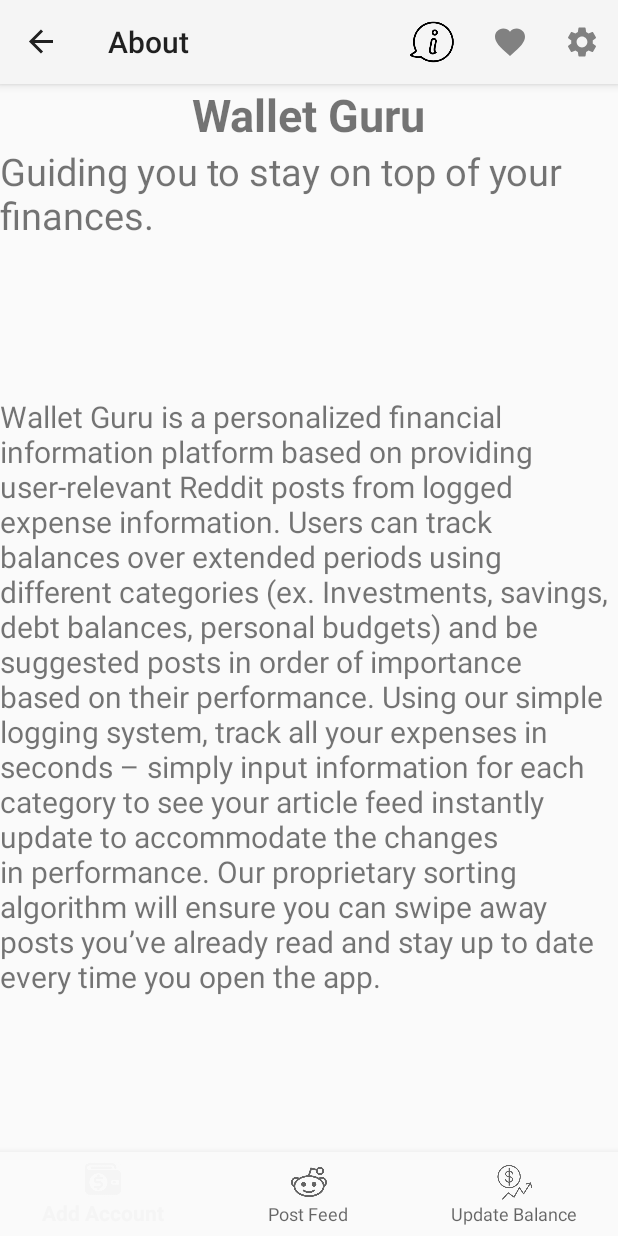
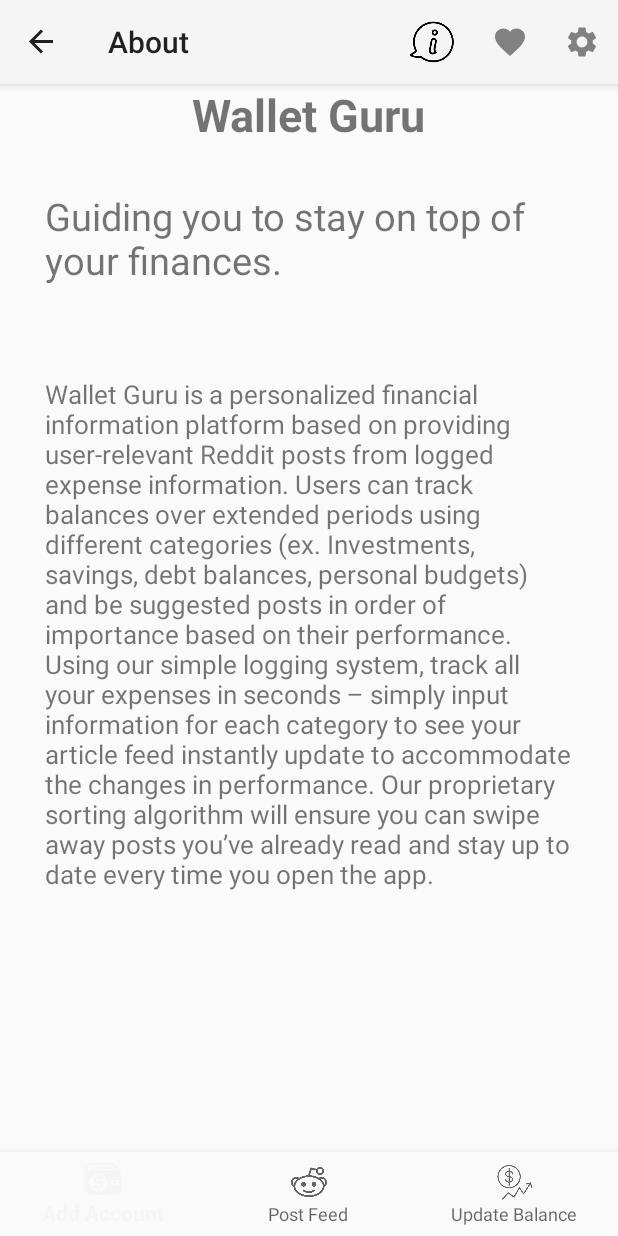
Before and after one commit to pelusodan/WalletGuru, an Android app: the screen it shows after launch (MainActivity), after a tap on "About", on a phone screen of 412 x 824 dp. Run offline under Robolectric (Android 15) with nearby library versions, the light colour scheme and no system bars; our stand-ins replace Room's generated code, navigation-ui; libraries missing offline, so code that uses them is left out: com.kirkbushman.araw.

Commit message:
style changes, different location color, remove dummy data

```diff
--- a/app/src/main/java/com/peluso/walletguru/MainApplication.kt
+++ b/app/src/main/java/com/peluso/walletguru/MainApplication.kt
@@ -23,70 +23,6 @@
             .fallbackToDestructiveMigration()
             .build()
         super.onCreate()
-        // for testing, we add some account balance updates
-        testAddAccount()
-    }
-
-    private fun testAddAccount() {
-        thread {
-            db.accountsDao().updateBalance(
-                AccountDto(
-                    accountBalance = 3f,
-                    accountName = "investment",
-                    percentChange = 0f,
-                    date = System.currentTimeMillis()
-                ),
-                AccountDto(
-                    accountBalance = 4f,
-                    accountName = "investment",
-                    // percent change equation
-                    percentChange = 100f * ((103f - 100f) / 100f),
-                    date = System.currentTimeMillis() + 2000L
-                ),
-                AccountDto(
-                    accountBalance = 1f,
-                    accountName = "crypto",
-                    // percent change equation
-                    percentChange = 1f,
-                    date = System.currentTimeMillis()
-                ),
-                AccountDto(
-                    accountBalance = 2f,
-                    accountName = "crypto",
-                    // percent change equation
-                    percentChange = 1f,
-                    date = System.currentTimeMillis() + 1000L
-                ),
-                AccountDto(
-                    accountBalance = 5f,
-                    accountName = "mortgage",
-                    // percent change equation
-                    percentChange = 19f,
-                    date = System.currentTimeMillis() + 1000L
-                ),
-                AccountDto(
-                    accountBalance = 30f,
-                    accountName = "saving",
-                    // percent change equation
-                    percentChange = 10f,
-                    date = System.currentTimeMillis() + 1000L
-                ),
-                AccountDto(
-                    accountBalance = 30f,
-                    accountName = "crypto",
-                    // percent change equation
-                    percentChange = 99f,
-                    date = System.currentTimeMillis() + 8000L
-                ),
-                AccountDto(
-                    accountBalance = 4000f,
-                    accountName = "real_estate",
-                    // percent change equation
-                    percentChange = 0f,
-                    date = System.currentTimeMillis() + 8000L
-                )
-            )
-        }
     }
 
     fun getDb(): LocalDatabase = db
--- a/app/src/main/java/com/peluso/walletguru/database/LocalDatabase.kt
+++ b/app/src/main/java/com/peluso/walletguru/database/LocalDatabase.kt
@@ -5,7 +5,7 @@
 import com.peluso.walletguru.model.AccountDto
 import com.peluso.walletguru.model.SubmissionCell
 
-@Database(entities = [AccountDto::class, SubmissionCell::class], version = 2)
+@Database(entities = [AccountDto::class, SubmissionCell::class], version = 3)
 abstract class LocalDatabase : RoomDatabase() {
     abstract fun accountsDao(): AccountsDao
     abstract fun favoritesDao(): FavoritesDao
--- a/app/src/main/java/com/peluso/walletguru/model/SubmissionCell.kt
+++ b/app/src/main/java/com/peluso/walletguru/model/SubmissionCell.kt
@@ -17,7 +17,8 @@
     @ColumnInfo(name = "date") val date: String,
     @ColumnInfo(name = "author") val author: String,
     @ColumnInfo(name = "isFavorited") val isFavorited: Boolean,
-    @ColumnInfo(name = "url") val url: String?
+    @ColumnInfo(name = "url") val url: String?,
+    @ColumnInfo(name = "isLocationBased") val isLocationBased: Boolean
 ) {
 
     companion object {
@@ -35,7 +36,8 @@
                 this.createdDate.toString(),
                 author,
                 favorites.map { it.title }.contains(title),
-                url
+                url,
+                subreddit in CountryType.allSubreddits
             )
         }
     }
--- a/app/src/main/java/com/peluso/walletguru/ui/HomeFragment.kt
+++ b/app/src/main/java/com/peluso/walletguru/ui/HomeFragment.kt
@@ -2,6 +2,7 @@
 
 import android.app.AlertDialog
 import android.content.Context.MODE_PRIVATE
+import android.graphics.Color
 import android.os.Bundle
 import android.view.LayoutInflater
 import android.view.View
@@ -11,7 +12,9 @@
 import android.webkit.WebView
 import android.widget.ProgressBar
 import android.widget.TextView
+import android.widget.Toast
 import android.widget.ToggleButton
+import androidx.constraintlayout.widget.ConstraintLayout
 import androidx.fragment.app.Fragment
 import androidx.lifecycle.Observer
 import androidx.lifecycle.ViewModelProvider
@@ -51,7 +54,11 @@
         mainButton = root.findViewById(R.id.main_button)
         mainButton.setOnClickListener {
             viewModel.initRedditHelper(requireContext()) {
-                return@initRedditHelper CountryType.fromString(requireActivity().getPreferences(MODE_PRIVATE).getString(LOCATION_PREF_KEY, null))
+                return@initRedditHelper CountryType.fromString(
+                    requireActivity().getPreferences(
+                        MODE_PRIVATE
+                    ).getString(LOCATION_PREF_KEY, null)
+                )
 
             }
         }
@@ -99,7 +106,8 @@
                         { launchDetailView(it) },
                         { cell, shouldAdd ->
                             viewModel.addToFavorites(cell, shouldAdd)
-                                })
+                        }
+                    )
                         .also {
                             it.notifyDataSetChanged()
                             state?.let { mainRecyclerView.layoutManager?.onRestoreInstanceState(it) }
@@ -107,7 +115,11 @@
             } ?: kotlin.run {
                 // this is sort of like an `else` for the null check that happens above
                 // in this case we will show an empty screen while we load
-                mainRecyclerView.adapter = SubmissionsRecyclerViewAdapter(listOf(), {}, { _, _ -> })
+                mainRecyclerView.adapter =
+                    SubmissionsRecyclerViewAdapter(listOf(), {}, { _, _ -> })
+            }
+            viewState.hasNoAccounts?.let {
+                Toast.makeText(requireContext(), it, Toast.LENGTH_LONG).show()
             }
         }
     }
@@ -124,6 +136,7 @@
         val favorite = view.findViewById<ToggleButton>(R.id.favorite_button)
         val urlView = view.findViewById<View>(R.id.detail_webview_layout)
         val webView = view.findViewById<WebView>(R.id.detail_webview)
+        val background = view.findViewById<ConstraintLayout>(R.id.relativeLayout)
         cell.let { cell ->
             title.text = cell.title
             subreddit.text = cell.subreddit
@@ -131,6 +144,15 @@
             body.text = cell.body
             votes.text = cell.votes.toString() + " ↑"
             favorite.isChecked = cell.isFavorited
+            if (cell.isLocationBased) {
+                background.setBackgroundColor(
+                    Color.valueOf(0f / 255f, 250f / 255f, 130f / 255f).toArgb()
+                )
+            } else {
+                background.setBackgroundColor(
+                    Color.valueOf(255f / 255f, 87f / 255f, 34f / 255f).toArgb()
+                )
+            }
             favorite.setOnClickListener {
                 viewModel.addToFavorites(cell, favorite.isChecked)
             }
--- a/app/src/main/java/com/peluso/walletguru/viewstate/MainViewState.kt
+++ b/app/src/main/java/com/peluso/walletguru/viewstate/MainViewState.kt
@@ -20,7 +20,9 @@
     // to keep track of whether or not we're providing location-based subreddits
     val locationEnabled: Boolean = false,
     // to keep track of our location type
-        val countryType: CountryType? = null
+    val countryType: CountryType? = null,
+    // holding error message no accounts added
+    val hasNoAccounts: String? = null
 ) {
     fun removeSubmissionAt(position: Int): MainViewState {
         val mutableList: MutableList<Submission> = submissions as MutableList<Submission>
--- a/app/src/main/res/layout/fragment_about.xml
+++ b/app/src/main/res/layout/fragment_about.xml
@@ -23,20 +23,21 @@
         android:layout_width="wrap_content"
         android:layout_height="wrap_content"
         android:layout_gravity="center"
+        android:padding="30dp"
         android:text="@string/about_slogan"
         android:textSize="25sp"
-
         app:layout_constraintEnd_toEndOf="parent"
         app:layout_constraintStart_toStartOf="parent"
         app:layout_constraintTop_toBottomOf="@+id/appName" />
 
     <TextView
         android:id="@+id/appAbout"
-        android:layout_width="wrap_content"
-        android:layout_height="wrap_content"
+        android:layout_width="0dp"
+        android:layout_height="0dp"
         android:layout_gravity="center"
+        android:padding="30dp"
         android:text="@string/about_app"
-        android:textSize="20sp"
+        android:textSize="17sp"
         app:layout_constraintBottom_toBottomOf="parent"
         app:layout_constraintEnd_toEndOf="parent"
         app:layout_constraintStart_toStartOf="parent"
--- a/app/src/main/res/layout/fragment_addaccount.xml
+++ b/app/src/main/res/layout/fragment_addaccount.xml
@@ -20,6 +20,7 @@
         android:layout_width="wrap_content"
         android:layout_height="wrap_content"
         android:layout_margin="40dp"
+        android:backgroundTint="@color/countryGreen"
         android:src="@drawable/ic_add"
         app:layout_constraintBottom_toBottomOf="parent"
         app:layout_constraintEnd_toEndOf="parent" />
--- a/app/src/main/res/layout/fragment_home.xml
+++ b/app/src/main/res/layout/fragment_home.xml
@@ -20,6 +20,7 @@
         android:layout_width="wrap_content"
         android:layout_height="wrap_content"
         android:layout_margin="20dp"
+        android:backgroundTint="@color/countryGreen"
         android:src="@mipmap/connectbutton_foreground"
         app:borderWidth="0dp"
         app:fabSize="mini"
@@ -30,6 +31,7 @@
         android:id="@+id/main_progressbar"
         android:layout_width="100dp"
         android:layout_height="100dp"
+        android:indeterminateTint="@color/countryGreen"
         android:visibility="gone"
         app:layout_constraintBottom_toBottomOf="parent"
         app:layout_constraintEnd_toEndOf="parent"
--- a/app/src/main/res/layout/fragment_settings.xml
+++ b/app/src/main/res/layout/fragment_settings.xml
@@ -20,6 +20,7 @@
         android:layout_width="wrap_content"
         android:layout_height="wrap_content"
         android:layout_margin="20dp"
+        android:theme="@style/SwitchTheme"
         app:layout_constraintEnd_toEndOf="parent"
         app:layout_constraintStart_toStartOf="parent"
         app:layout_constraintTop_toBottomOf="@id/body_textview" />
--- a/app/src/main/res/layout/fragment_updatebalance.xml
+++ b/app/src/main/res/layout/fragment_updatebalance.xml
@@ -60,7 +60,8 @@
     <androidx.recyclerview.widget.RecyclerView
         android:id="@+id/accountHistory_recycler_view"
         android:layout_width="0dp"
-        android:layout_height="wrap_content"
+        android:layout_height="0dp"
+        app:layout_constraintBottom_toBottomOf="parent"
         app:layout_constraintEnd_toEndOf="parent"
         app:layout_constraintStart_toStartOf="parent"
         app:layout_constraintTop_toBottomOf="@+id/text_BalanceHistory" />
--- a/app/src/main/res/values/colors.xml
+++ b/app/src/main/res/values/colors.xml
@@ -7,4 +7,5 @@
     <color name="teal_700">#FF018786</color>
     <color name="black">#FF000000</color>
     <color name="white">#FFFFFFFF</color>
+    <color name="countryGreen">#FF00FA82</color>
 </resources>
```
Also changed, not shown: app/src/main/java/com/peluso/walletguru/model/CountryType.kt (+22 -2 lines), app/src/main/java/com/peluso/walletguru/ui/FavoritesFragment.kt (+13 -0 lines), app/src/main/java/com/peluso/walletguru/ui/UpdateBalanceFragment.kt (+10 -4 lines), app/src/main/java/com/peluso/walletguru/ui/recyclerview/SubmissionsRecyclerViewAdapter.kt (+13 -0 lines), app/src/main/java/com/peluso/walletguru/viewmodel/MainViewModel.kt (+66 -17 lines), app/src/main/res/layout/fragment_submitnewaccount.xml (+12 -14 lines), app/src/main/res/values/styles.xml (added, +10 -0 lines). Lines whose indentation alone changed are shown as unchanged.
